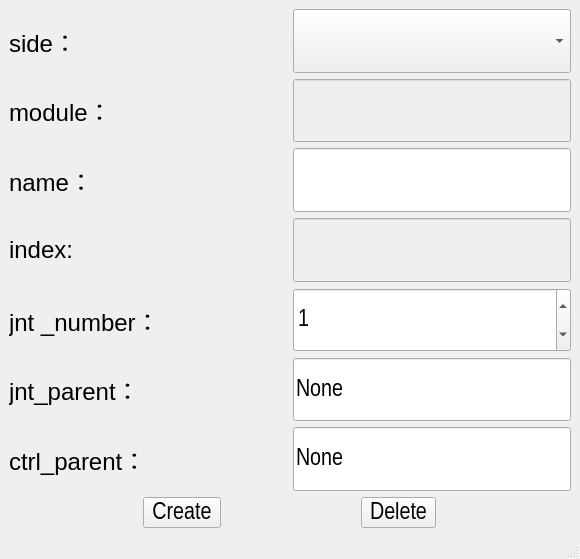
MuZiMuZi/muziToolset, file bind/ui/setup/base_ui.ui: the form before one commit.
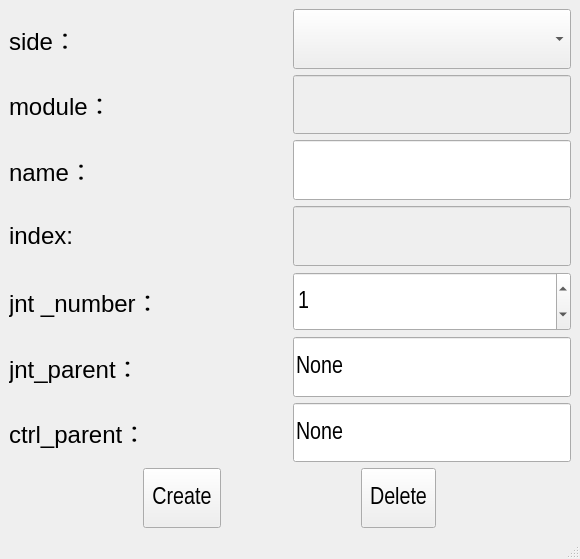
The form after the commit.

Patch:
```diff
--- a/bind/ui/setup/base_ui.ui
+++ b/bind/ui/setup/base_ui.ui
@@ -366,6 +366,12 @@
           <property name="enabled">
            <bool>true</bool>
           </property>
+          <property name="sizePolicy">
+           <sizepolicy hsizetype="Fixed" vsizetype="Preferred">
+            <horstretch>0</horstretch>
+            <verstretch>0</verstretch>
+           </sizepolicy>
+          </property>
           <property name="font">
            <font>
             <family>Arial Narrow</family>
@@ -389,7 +395,7 @@
            <bool>true</bool>
           </property>
           <property name="sizePolicy">
-           <sizepolicy hsizetype="Fixed" vsizetype="Fixed">
+           <sizepolicy hsizetype="Fixed" vsizetype="Preferred">
             <horstretch>0</horstretch>
             <verstretch>0</verstretch>
            </sizepolicy>
```
Left out of the diff: 2 changed lines with no effect on the pictures.
